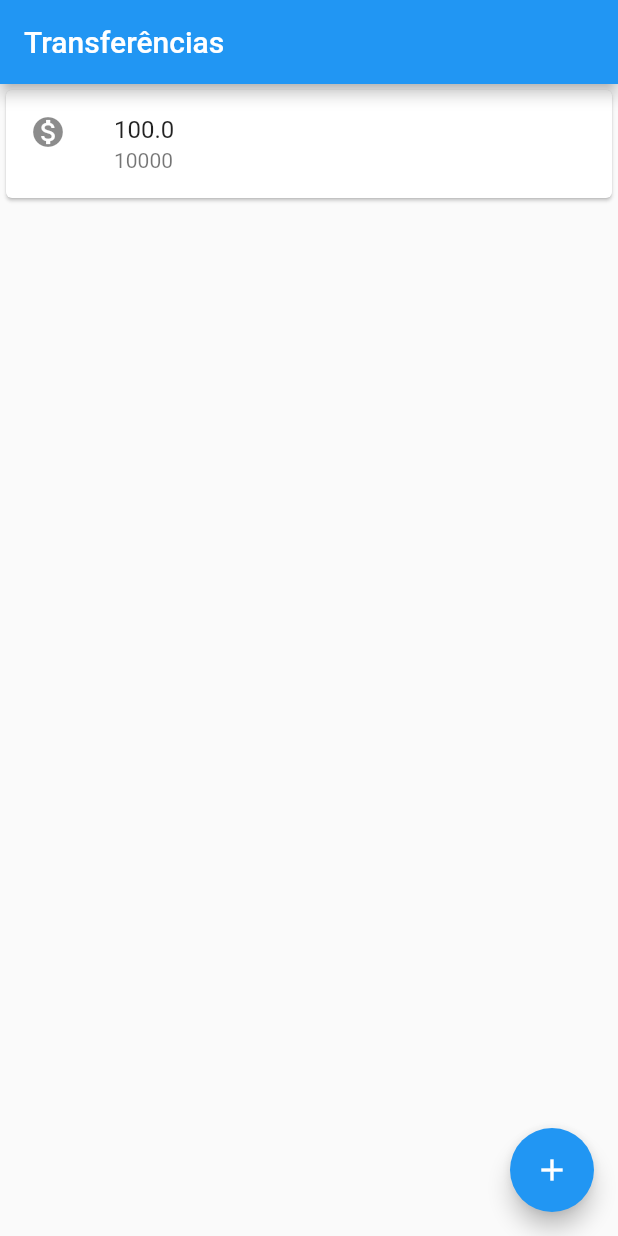
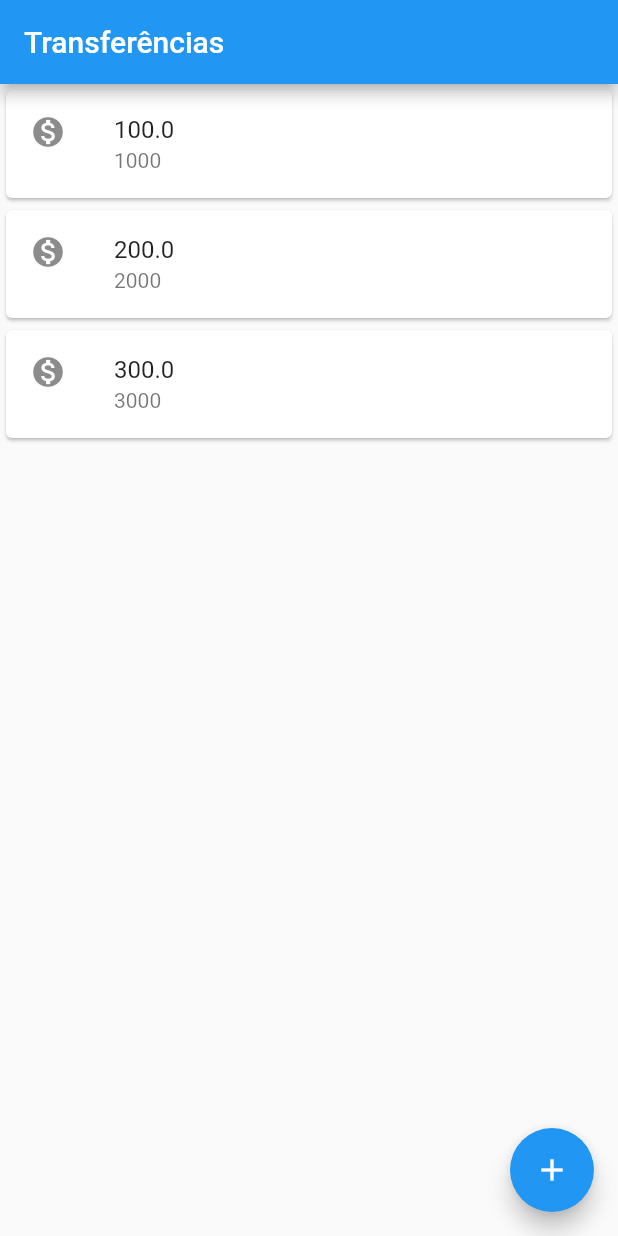
Before and after one commit to douglasshibata/bytebank, a Flutter app: the screen it shows after launch, after a tap on the "add" icon, on a phone screen of 412 x 824 dp. Run offline on Flutter 3.47's test engine with Material 2 defaults, Android fonts, the phone set to English and light mode, and no system bars.

Commit message:
refratorando o código, separando por  classes

```diff
--- a/lib/main.dart
+++ b/lib/main.dart
@@ -1,21 +1,51 @@
 import 'package:flutter/material.dart';
 
-void main() {
-  runApp(MaterialApp(
-    home: Scaffold(
-      body:Card(
+void main() => runApp(MaterialApp(
+  home: Scaffold(
+    body: ListaTransferencias(),
+    appBar: AppBar(
+      title: Text('Transferências'),
+    ),
+    floatingActionButton: FloatingActionButton(
+      onPressed: () {  },
+      child: Icon(Icons.add),
+    ),
+  ),
+));
+
+class ListaTransferencias extends StatelessWidget {
+  @override
+  Widget build(BuildContext context) {
+    return Column(
+      children: <Widget>[
+        ItemTransferencia(Transferencia(100.0, 1000)),
+        ItemTransferencia(Transferencia(200.0, 2000)),
+        ItemTransferencia(Transferencia(300.0, 3000)),
+      ],
+    );
+  }
+}
+
+class ItemTransferencia extends StatelessWidget {
+
+  final Transferencia _transferencia;
+
+  ItemTransferencia(this._transferencia);
+
+  @override
+  Widget build(BuildContext context) {
+    return Card(
         child: ListTile(
           leading: Icon(Icons.monetization_on),
-          title: Text('100.0'),
-          subtitle: Text('10000'),
-        ),
-      ),
-      appBar: AppBar(title: Text("Transferências"),),
-      floatingActionButton: FloatingActionButton(
-        onPressed: () {  },
-        child: Icon(Icons.add),
-      ),
+          title: Text(_transferencia.valor.toString()),
+          subtitle: Text(_transferencia.numeroConta.toString()),
+        ));
+  }
+}
 
-    ),
-  ));
+class Transferencia {
+  final double valor;
+  final int numeroConta;
+
+  Transferencia(this.valor, this.numeroConta);
 }
```
